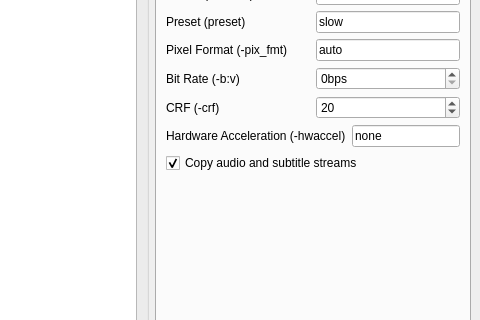
Old version of the form src/mainwindow.ui in the repository k4yt3x/video2x-qt6; both pictures show x 534 to 1014 and y 108 to 428 of the 1014 by 697 pixel window.
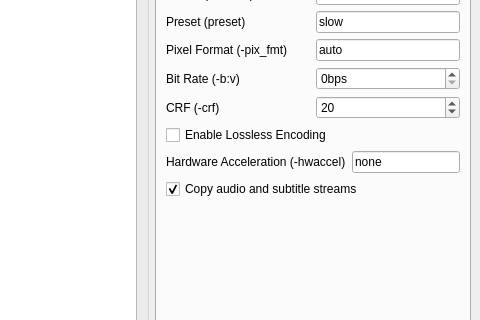
New version of the form. The open tabs and pages were chosen to show the change. Custom widgets are drawn as their Qt base class.

Patch:
```diff
--- a/src/mainwindow.ui
+++ b/src/mainwindow.ui
@@ -612,6 +612,16 @@
               </item>
              </layout>
             </item>
+            <item>
+             <widget class="QCheckBox" name="ffmpegLosslessCheckBox">
+              <property name="toolTip">
+               <string>&lt;html&gt;&lt;head/&gt;&lt;body&gt;&lt;p&gt;Enable lossless encoding. Overrides CRF and bitrate settings.&lt;/p&gt;&lt;/body&gt;&lt;/html&gt;</string>
+              </property>
+              <property name="text">
+               <string>Enable Lossless Encoding</string>
+              </property>
+             </widget>
+            </item>
             <item>
              <layout class="QHBoxLayout" name="horizontalLayout_2">
               <item>
```
